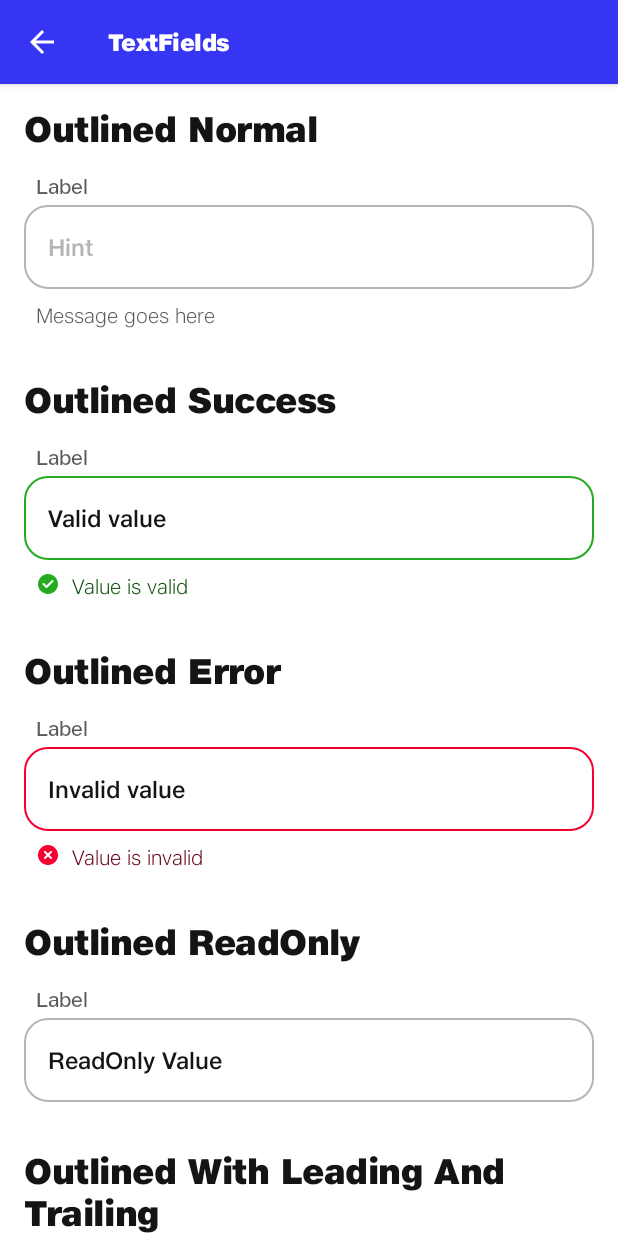
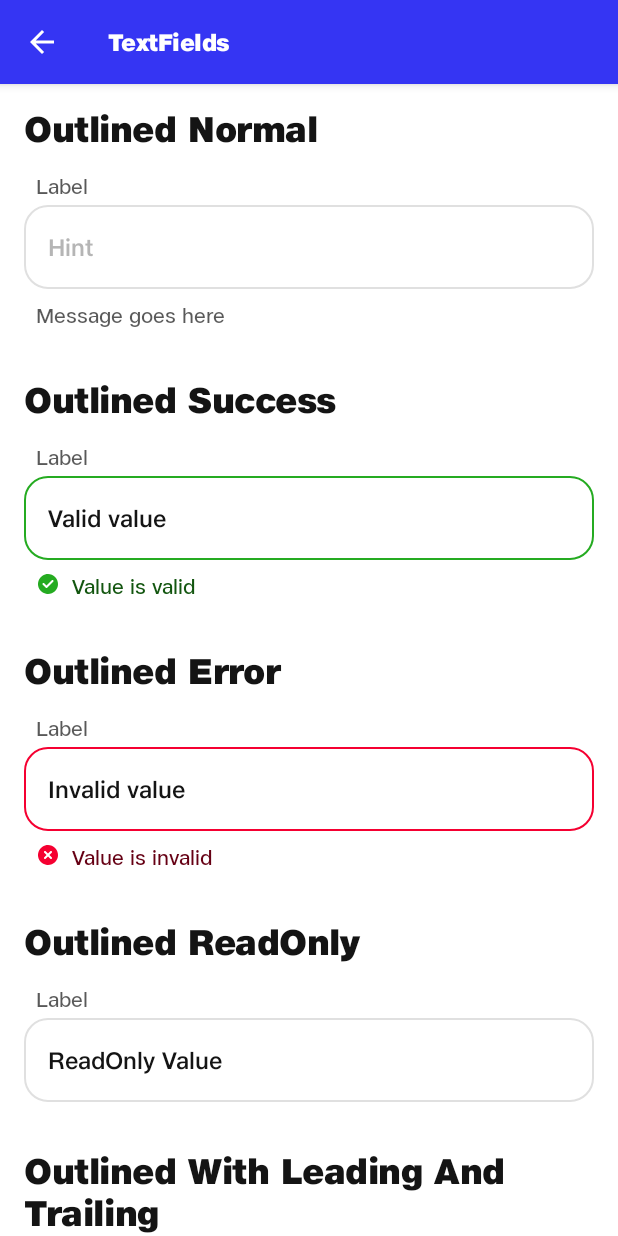
Before and after one commit to gofynd/nitrozen-android, an Android app built with Jetpack Compose: the TextFieldsFragment screen opened through its navigation route, on a phone screen of 412 x 824 dp. Run offline under Robolectric (Android 15) with nearby library versions, the phone set to English and light mode, and no system bars.

Commit message:
Update TextField, CheckBox and RadioButton components

```diff
--- a/app/src/main/java/com/nitrozen/android/ui/radiobutton/RadioButtonScreen.kt
+++ b/app/src/main/java/com/nitrozen/android/ui/radiobutton/RadioButtonScreen.kt
@@ -53,7 +53,8 @@ fun RadioButtonScreen(
                 selected = false,
                 onClick = {
 
-                }
+                },
+                modifier = Modifier.padding(top = 16.dp)
             )
 
             Spacer(modifier = Modifier.height(32.dp))
@@ -68,7 +69,8 @@ fun RadioButtonScreen(
                 selected = true,
                 onClick = {
 
-                }
+                },
+                modifier = Modifier.padding(top = 16.dp)
             )
         }
 
--- a/nitrozen-android-lib/src/main/java/com/fynd/nitrozen/components/textfield/OtpTextField.kt
+++ b/nitrozen-android-lib/src/main/java/com/fynd/nitrozen/components/textfield/OtpTextField.kt
@@ -184,7 +184,7 @@ fun NitrozenOtpTextField(
                 Text(
                     text = state.message!!,
                     fontFamily = fontsNitrozen,
-                    fontWeight = FontWeight.Light,
+                    fontWeight = FontWeight.Normal,
                     lineHeight = 20.sp,
                     fontSize = 14.sp,
                     color = infoTextColor,
--- a/nitrozen-android-lib/src/main/java/com/fynd/nitrozen/components/textfield/OutlinedTextField.kt
+++ b/nitrozen-android-lib/src/main/java/com/fynd/nitrozen/components/textfield/OutlinedTextField.kt
@@ -1,18 +1,22 @@
 package com.fynd.nitrozen.components.textfield
 
+import androidx.compose.foundation.ExperimentalFoundationApi
 import androidx.compose.foundation.Image
 import androidx.compose.foundation.layout.*
+import androidx.compose.foundation.relocation.BringIntoViewRequester
+import androidx.compose.foundation.relocation.bringIntoViewRequester
 import androidx.compose.foundation.text.KeyboardActions
 import androidx.compose.foundation.text.KeyboardOptions
 import androidx.compose.material.OutlinedTextField
 import androidx.compose.material.Text
 import androidx.compose.material.TextFieldDefaults
 import androidx.compose.runtime.Composable
+import androidx.compose.runtime.LaunchedEffect
+import androidx.compose.runtime.remember
+import androidx.compose.runtime.rememberCoroutineScope
 import androidx.compose.ui.Alignment
 import androidx.compose.ui.Modifier
 import androidx.compose.ui.graphics.Color
-import androidx.compose.ui.graphics.painter.Painter
-import androidx.compose.ui.res.painterResource
 import androidx.compose.ui.text.font.FontWeight
 import androidx.compose.ui.text.input.ImeAction
 import androidx.compose.ui.text.input.KeyboardType
@@ -22,7 +26,7 @@ import androidx.compose.ui.unit.dp
 import androidx.compose.ui.unit.sp
 import com.fynd.nitrozen.theme.NitrozenTheme
 import com.fynd.nitrozen.theme.typography.fontsNitrozen
-import com.fynd.nitrozen.R
+import kotlinx.coroutines.launch
 
 @Preview(showBackground = true)
 @Composable
@@ -63,6 +67,7 @@ private fun NitrozenOutlinedTextField_Error() {
     }
 }
 
+@OptIn(ExperimentalFoundationApi::class)
 @Composable
 fun NitrozenOutlinedTextField(
     modifier: Modifier = Modifier,
@@ -79,23 +84,13 @@ fun NitrozenOutlinedTextField(
     backgroundColor: Color = Color.Transparent,
     visualTransformation: VisualTransformation = VisualTransformation.None,
 ) {
-    val borderColor = when (textFieldState) {
-        is TextFieldState.Idle -> NitrozenTheme.colors.grey60
-        is TextFieldState.Success -> NitrozenTheme.colors.success50
-        is TextFieldState.Error -> NitrozenTheme.colors.error50
+    val bringIntoViewRequester = remember { BringIntoViewRequester() }
+
+    val textChangeBringIntoViewRequester = remember {
+        BringIntoViewRequester()
     }
 
-    val infoTextColor = when (textFieldState) {
-        is TextFieldState.Idle -> NitrozenTheme.colors.grey80
-        is TextFieldState.Success -> NitrozenTheme.colors.success80
-        is TextFieldState.Error -> NitrozenTheme.colors.error80
-    }
-
-    val icon: Painter? = when (textFieldState) {
-        is TextFieldState.Error -> painterResource(id = R.drawable.ic_error_text_field)
-        is TextFieldState.Success -> painterResource(id = R.drawable.ic_success_text_field)
-        is TextFieldState.Idle -> null
-    }
+    val scope = rememberCoroutineScope()
 
     Column(
         modifier = modifier.fillMaxWidth(),
@@ -115,13 +110,19 @@ fun NitrozenOutlinedTextField(
 
         OutlinedTextField(
             value = value,
-            onValueChange = onValueChange,
-            modifier = Modifier.fillMaxWidth(),
+            onValueChange = {
+                onValueChange.invoke(it)
+                scope.launch {
+                    textChangeBringIntoViewRequester.bringIntoView()
+                }
+            },
+            modifier = Modifier.fillMaxWidth()
+                .bringIntoViewRequester(textChangeBringIntoViewRequester),
             textStyle = NitrozenTheme.typography.bodySmall,
             colors = TextFieldDefaults.outlinedTextFieldColors(
                 textColor = NitrozenTheme.colors.grey100,
-                unfocusedBorderColor = borderColor,
-                focusedBorderColor = borderColor,
+                unfocusedBorderColor = textFieldState.borderColor,
+                focusedBorderColor = textFieldState.borderColor,
                 cursorColor = NitrozenTheme.colors.grey60,
                 backgroundColor = backgroundColor,
             ),
@@ -145,11 +146,17 @@ fun NitrozenOutlinedTextField(
             visualTransformation = visualTransformation,
         )
         if (textFieldState.message != null) {
+            if (textFieldState is TextFieldState.Error) {
+                LaunchedEffect(key1 = value) {
+                    bringIntoViewRequester.bringIntoView()
+                }
+            }
             Row(
                 verticalAlignment = Alignment.CenterVertically,
                 modifier = Modifier
                     .padding(top = 8.dp, start = 8.dp, end = 8.dp)
             ) {
+                val icon = textFieldState.icon
                 if (icon != null) {
                     Image(
                         painter = icon,
@@ -161,11 +168,12 @@ fun NitrozenOutlinedTextField(
                 Text(
                     text = textFieldState.message!!,
                     fontFamily = fontsNitrozen,
-                    fontWeight = FontWeight.Light,
+                    fontWeight = FontWeight.Normal,
                     lineHeight = 20.sp,
                     fontSize = 14.sp,
-                    color = infoTextColor,
+                    color = textFieldState.infoTextColor,
                     modifier = Modifier.alignByBaseline()
+                        .bringIntoViewRequester(bringIntoViewRequester)
                 )
             }
         }
--- a/nitrozen-android-lib/src/main/java/com/fynd/nitrozen/components/textfield/OutlinedTextFieldReadOnly.kt
+++ b/nitrozen-android-lib/src/main/java/com/fynd/nitrozen/components/textfield/OutlinedTextFieldReadOnly.kt
@@ -39,6 +39,7 @@ fun NitrozenOutlinedTextFieldReadOnly(
     visualTransformation: VisualTransformation = VisualTransformation.None,
 ) {
     val focusManager = LocalFocusManager.current
+    val textFieldState = TextFieldState.Idle()
 
     Column(
         modifier = modifier
@@ -70,8 +71,8 @@ fun NitrozenOutlinedTextFieldReadOnly(
             textStyle = NitrozenTheme.typography.bodySmall,
             colors = TextFieldDefaults.outlinedTextFieldColors(
                 textColor = NitrozenTheme.colors.grey100,
-                unfocusedBorderColor = NitrozenTheme.colors.grey60,
-                focusedBorderColor = NitrozenTheme.colors.grey60,
+                unfocusedBorderColor = textFieldState.borderColor,
+                focusedBorderColor = textFieldState.borderColor,
                 cursorColor = NitrozenTheme.colors.grey60,
                 backgroundColor = backgroundColor,
             ),
--- a/nitrozen-android-lib/src/main/java/com/fynd/nitrozen/components/textfield/TextFieldState.kt
+++ b/nitrozen-android-lib/src/main/java/com/fynd/nitrozen/components/textfield/TextFieldState.kt
@@ -1,4 +1,11 @@
 package com.fynd.nitrozen.components.textfield
+
+import androidx.compose.runtime.Composable
+import androidx.compose.ui.graphics.Color
+import androidx.compose.ui.graphics.painter.Painter
+import androidx.compose.ui.res.painterResource
+import com.fynd.nitrozen.R
+import com.fynd.nitrozen.theme.NitrozenTheme
 
 sealed class TextFieldState(
     open val message: String? = null,
@@ -7,3 +14,27 @@ sealed class TextFieldState(
     data class Success(override val message: String? = null) : TextFieldState(message)
     data class Error(override val message: String? = null) : TextFieldState(message)
 }
+
+val TextFieldState.borderColor: Color
+    @Composable
+    get() = when (this) {
+        is TextFieldState.Idle -> NitrozenTheme.colors.grey40
+        is TextFieldState.Success -> NitrozenTheme.colors.success50
+        is TextFieldState.Error -> NitrozenTheme.colors.error50
+    }
+
+val TextFieldState.infoTextColor: Color
+    @Composable
+    get() = when (this) {
+        is TextFieldState.Idle -> NitrozenTheme.colors.grey80
+        is TextFieldState.Success -> NitrozenTheme.colors.success80
+        is TextFieldState.Error -> NitrozenTheme.colors.error80
+    }
+
+val TextFieldState.icon: Painter?
+    @Composable
+    get() = when (this) {
+        is TextFieldState.Error -> painterResource(id = R.drawable.ic_error_text_field)
+        is TextFieldState.Success -> painterResource(id = R.drawable.ic_success_text_field)
+        is TextFieldState.Idle -> null
+    }
```
Also changed, not shown: app/src/main/java/com/nitrozen/android/ui/checkbox/CheckBoxScreen.kt (+5 -2 lines), nitrozen-android-lib/src/main/java/com/fynd/nitrozen/components/checkbox/CheckBox.kt (+12 -4 lines), nitrozen-android-lib/src/main/java/com/fynd/nitrozen/components/radiobutton/RadioButton.kt (+46 -16 lines).
